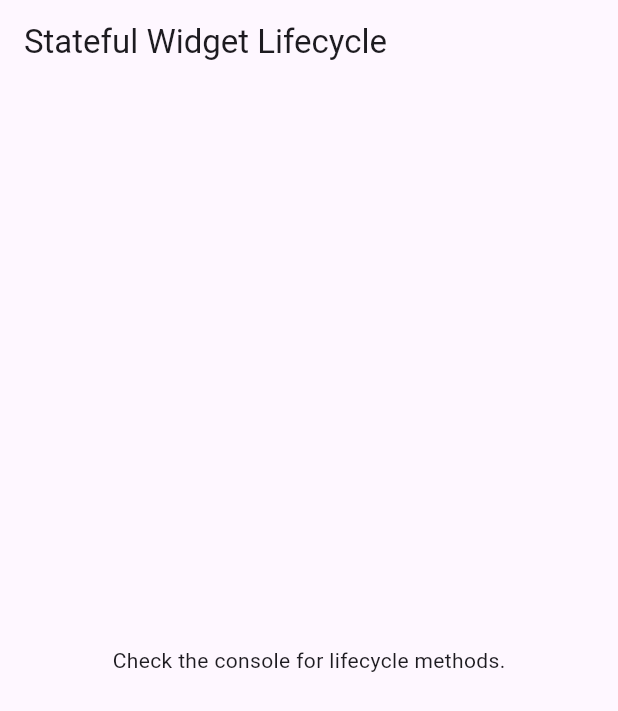
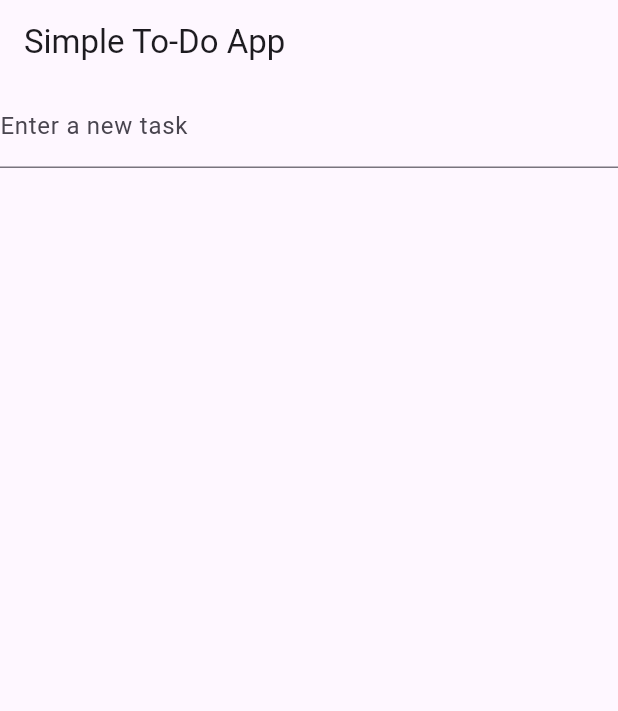
Before and after one commit to malkthere/mad_lesson01_2425, a Flutter app: the screen it shows after launch, on a phone screen of 412 x 824 dp. Shown: the top 711 px of the screen. Run offline on Flutter 3.47's test engine with Material 3 defaults, Android fonts, the phone set to English and light mode, and no system bars.

Commit message:
lesson 04-b Simple To-Do App

```diff
--- a/lib/main.dart
+++ b/lib/main.dart
@@ -1,37 +1,51 @@
 import 'package:flutter/material.dart';
 
 void main() {
-  runApp(MyLifecycleApp());
+  runApp(TodoApp());
 }
 
-class MyLifecycleApp extends StatefulWidget {
+class TodoApp extends StatefulWidget {
   @override
-  _MyLifecycleAppState createState() => _MyLifecycleAppState();
+  _TodoAppState createState() => _TodoAppState();
 }
 
-class _MyLifecycleAppState extends State<MyLifecycleApp> {
-  @override
-  void initState() {
-    super.initState();
-    print("initState called");
-  }
+class _TodoAppState extends State<TodoApp> {
+  final List<String> _todos = [];
 
-  @override
-  void dispose() {
-    print("dispose called");
-    super.dispose();
+  void _addTodoItem(String task) {
+    if (task.isNotEmpty) {
+      setState(() {
+        _todos.add(task);
+      });
+    }
   }
 
   @override
   Widget build(BuildContext context) {
-    print("build called");
     return MaterialApp(
       home: Scaffold(
         appBar: AppBar(
-          title: Text('Stateful Widget Lifecycle'),
+          title: Text('Simple To-Do App'),
         ),
-        body: Center(
-          child: Text('Check the console for lifecycle methods.'),
+        body: Column(
+          children: <Widget>[
+            TextField(
+              onSubmitted: _addTodoItem,
+              decoration: InputDecoration(
+                labelText: 'Enter a new task',
+              ),
+            ),
+            Expanded(
+              child: ListView.builder(
+                itemCount: _todos.length,
+                itemBuilder: (context, index) {
+                  return ListTile(
+                    title: Text(_todos[index]),
+                  );
+                },
+              ),
+            ),
+          ],
         ),
       ),
     );
```
